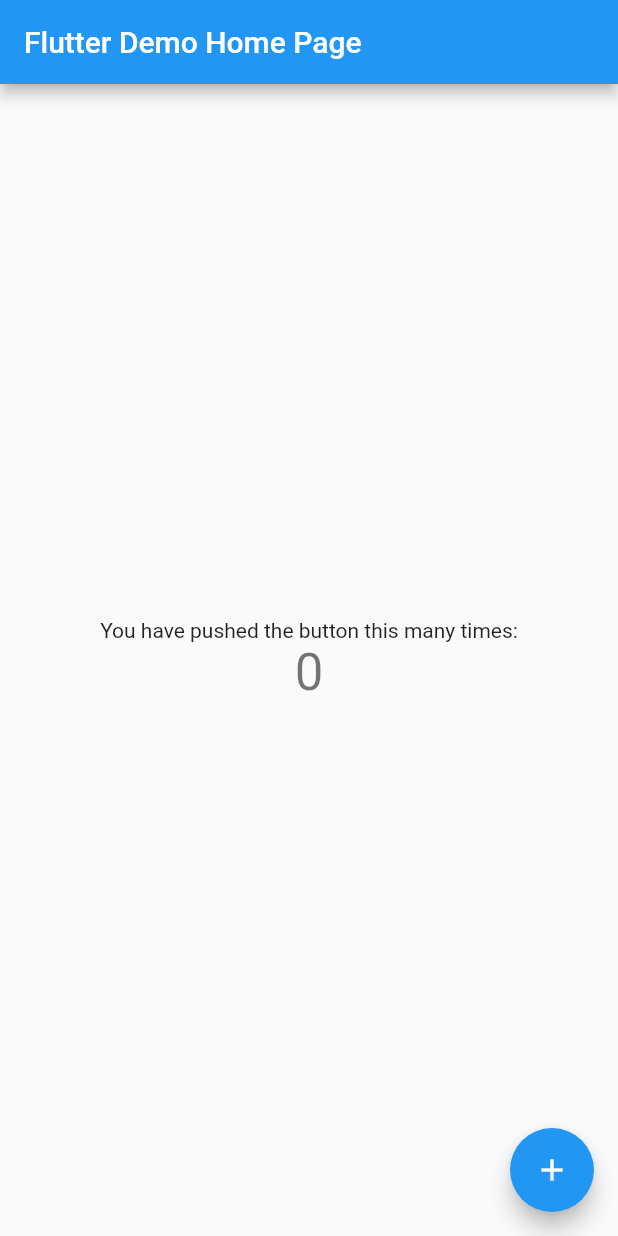
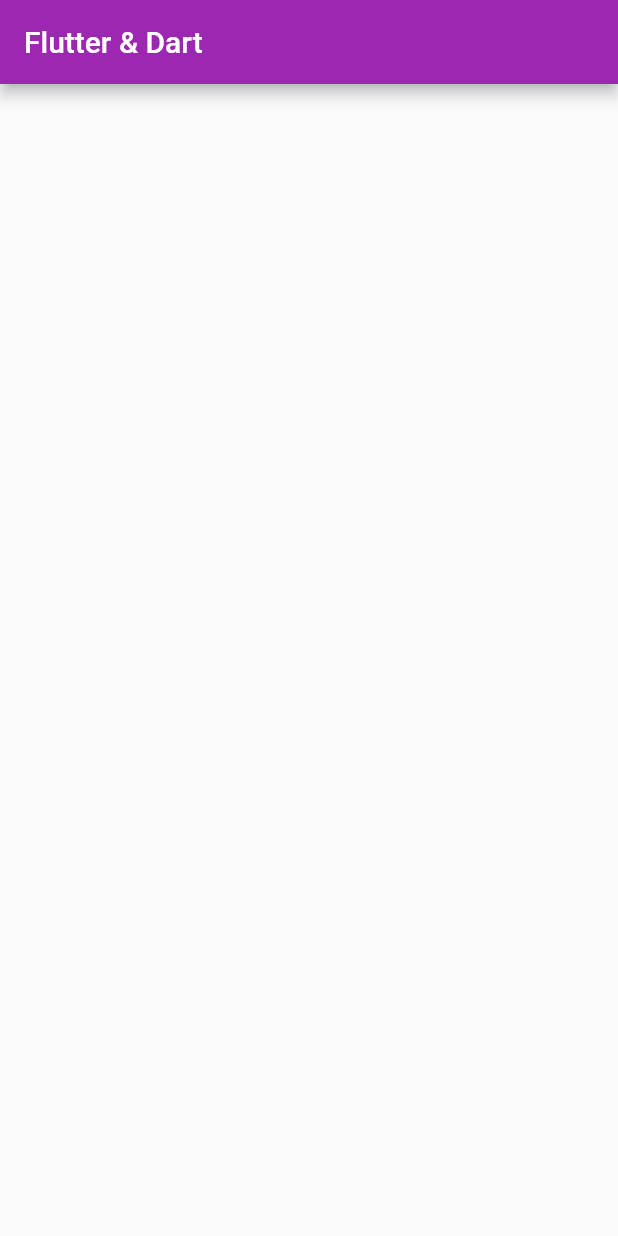
Before and after one commit to DiaDeMuertos/Udemy_section5, a Flutter app: the screen it shows after launch, on a phone screen of 412 x 824 dp. Run offline on Flutter 3.47's test engine with Material 2 defaults, Android fonts, the phone set to English and light mode, and no system bars.

Commit message:
addded basic layout

```diff
--- a/lib/main.dart
+++ b/lib/main.dart
@@ -3,39 +3,20 @@ import 'package:flutter/material.dart';
 void main() => runApp(MyApp());
 
 class MyApp extends StatelessWidget {
-  // This widget is the root of your application.
   @override
   Widget build(BuildContext context) {
     return MaterialApp(
-      title: 'Flutter Demo',
+      title: 'Udemy course',
       theme: ThemeData(
-        // This is the theme of your application.
-        //
-        // Try running your application with "flutter run". You'll see the
-        // application has a blue toolbar. Then, without quitting the app, try
-        // changing the primarySwatch below to Colors.green and then invoke
-        // "hot reload" (press "r" in the console where you ran "flutter run",
-        // or simply save your changes to "hot reload" in a Flutter IDE).
-        // Notice that the counter didn't reset back to zero; the application
-        // is not restarted.
-        primarySwatch: Colors.blue,
+        primarySwatch: Colors.purple,
       ),
-      home: MyHomePage(title: 'Flutter Demo Home Page'),
+      home: MyHomePage(title: 'Flutter & Dart'),
     );
   }
 }
 
 class MyHomePage extends StatefulWidget {
   MyHomePage({Key key, this.title}) : super(key: key);
-
-  // This widget is the home page of your application. It is stateful, meaning
-  // that it has a State object (defined below) that contains fields that affect
-  // how it looks.
-
-  // This class is the configuration for the state. It holds the values (in this
-  // case the title) provided by the parent (in this case the App widget) and
-  // used by the build method of the State. Fields in a Widget subclass are
-  // always marked "final".
 
   final String title;
 
@@ -44,68 +25,22 @@ class MyHomePage extends StatefulWidget {
 }
 
 class _MyHomePageState extends State<MyHomePage> {
-  int _counter = 0;
-
-  void _incrementCounter() {
-    setState(() {
-      // This call to setState tells the Flutter framework that something has
-      // changed in this State, which causes it to rerun the build method below
-      // so that the display can reflect the updated values. If we changed
-      // _counter without calling setState(), then the build method would not be
-      // called again, and so nothing would appear to happen.
-      _counter++;
-    });
-  }
-
   @override
   Widget build(BuildContext context) {
-    // This method is rerun every time setState is called, for instance as done
-    // by the _incrementCounter method above.
-    //
-    // The Flutter framework has been optimized to make rerunning build methods
-    // fast, so that you can just rebuild anything that needs updating rather
-    // than having to individually change instances of widgets.
     return Scaffold(
       appBar: AppBar(
-        // Here we take the value from the MyHomePage object that was created by
-        // the App.build method, and use it to set our appbar title.
         title: Text(widget.title),
       ),
       body: Center(
-        // Center is a layout widget. It takes a single child and positions it
-        // in the middle of the parent.
         child: Column(
-          // Column is also layout widget. It takes a list of children and
-          // arranges them vertically. By default, it sizes itself to fit its
-          // children horizontally, and tries to be as tall as its parent.
-          //
-          // Invoke "debug painting" (press "p" in the console, choose the
-          // "Toggle Debug Paint" action from the Flutter Inspector in Android
-          // Studio, or the "Toggle Debug Paint" command in Visual Studio Code)
-          // to see the wireframe for each widget.
-          //
-          // Column has various properties to control how it sizes itself and
-          // how it positions its children. Here we use mainAxisAlignment to
-          // center the children vertically; the main axis here is the vertical
-          // axis because Columns are vertical (the cross axis would be
-          // horizontal).
           mainAxisAlignment: MainAxisAlignment.center,
           children: <Widget>[
             Text(
-              'You have pushed the button this many times:',
-            ),
-            Text(
-              '$_counter',
-              style: Theme.of(context).textTheme.display1,
+              '',
             ),
           ],
         ),
       ),
-      floatingActionButton: FloatingActionButton(
-        onPressed: _incrementCounter,
-        tooltip: 'Increment',
-        child: Icon(Icons.add),
-      ), // This trailing comma makes auto-formatting nicer for build methods.
     );
   }
 }
```
